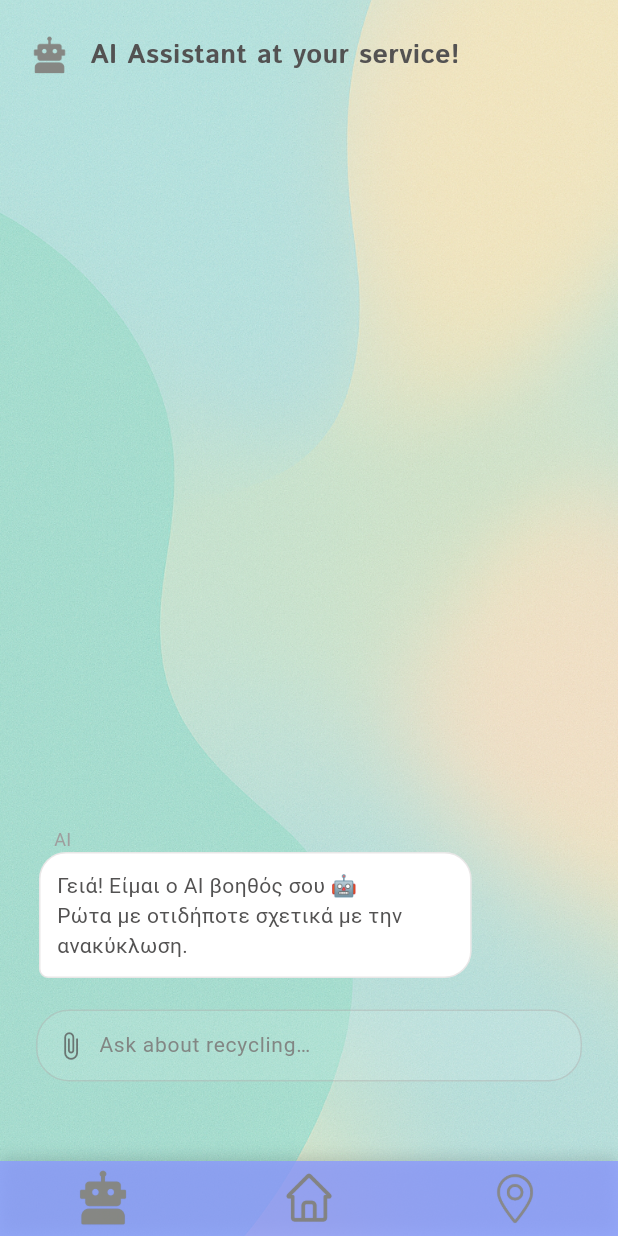
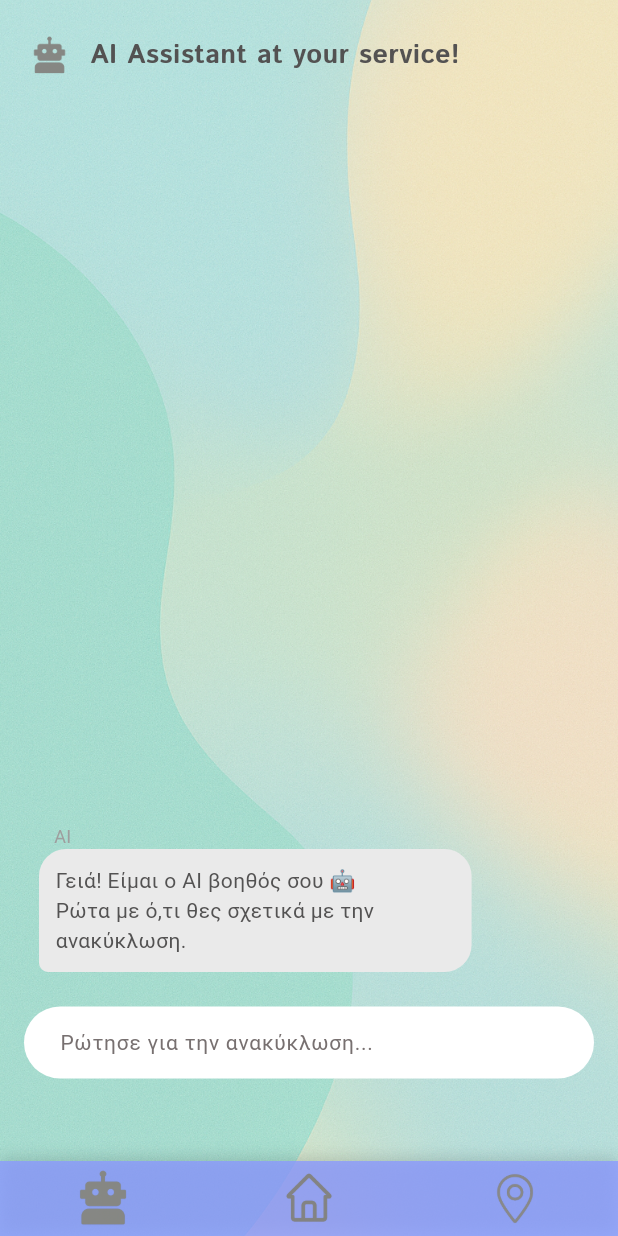
Before and after one commit to Ioannis-Ts/Sorted-Out-App, a Flutter app: the AiAssistantPage screen opened by its route, on a phone screen of 412 x 824 dp. Run offline on Flutter 3.47's test engine with Material 3 defaults, Android fonts, the phone set to English and light mode, and no system bars; drawn by our look-alikes of dash_chat_2; our stand-ins replace audioplayers, cloud_firestore, firebase_auth, firebase_core, geolocator, google_generative_ai and 3 more; missing offline and left inert: mobile_scanner; accounts and stored records are empty.

Commit message:
small changes....

```diff
--- a/lib/pages/ai_assistant_page.dart
+++ b/lib/pages/ai_assistant_page.dart
@@ -44,7 +44,7 @@ class _AiAssistantPageState extends State<AiAssistantPage> {
         user: _aiUser,
         createdAt: DateTime.now(),
         text:
-            "Γειά! Είμαι ο ΑΙ βοηθός σου 🤖\nΡώτα με οτιδήποτε σχετικά με την ανακύκλωση.",
+            "Γειά! Είμαι ο ΑΙ βοηθός σου 🤖\nΡώτα με ό,τι θες σχετικά με την ανακύκλωση.",
       ),
     );
 
@@ -155,10 +155,6 @@ CORE RULES:
   Widget build(BuildContext context) {
     final double navBarHeight = 90.0;
 
-    final botBubble = Colors.white;
-    final userBubble = AppColors.main.withValues(alpha: 0.1);
-    final inputFill = Colors.white.withValues(alpha: 0.1);
-
     return Scaffold(
       body: Stack(
         children: [
@@ -195,103 +191,93 @@ CORE RULES:
                       messageListOptions: const MessageListOptions(
                         showDateSeparator: false,
                       ),
+                      messageOptions: MessageOptions(
+                        showOtherUsersAvatar: false, // <--- ΑΥΤΟ ΚΡΥΒΕΙ ΤΟ "A"
+                        showCurrentUserAvatar: false, // <--- ΑΥΤΟ ΚΡΥΒΕΙ ΤΟ ΔΙΚΟ ΣΟΥ AVATAR
+                        textColor: AppColors.textMain,
+                        currentUserTextColor: AppColors.textMain,
+                        // Φτιάχνουμε τα συννεφάκια να φαίνονται ωραία και χωρίς avatars
+                        messageDecorationBuilder: (ChatMessage msg,
+                            ChatMessage? previous, ChatMessage? next) {
+                          final bool isMe = msg.user.id == _currentUser.id;
+                          return BoxDecoration(
+                            // Χρώματα: Κίτρινο για το AI, Αχνό μπλε/γκρι για τον χρήστη
+                            color: isMe
+                                ? AppColors.main.withOpacity(0.1)
+                                : AppColors.lightGrey,
+                            borderRadius: BorderRadius.only(
+                              topLeft: const Radius.circular(18),
+                              topRight: const Radius.circular(18),
+                              bottomLeft: Radius.circular(isMe ? 18 : 6),
+                              bottomRight: Radius.circular(isMe ? 6 : 18),
+                            ),
+                          );
+                        },
+                      ),
                       inputOptions: InputOptions(
                         inputTextStyle: TextStyle(
                           color: AppColors.textMain,
-                          fontSize: 14,
+                          fontSize: 16, // Λίγο μεγαλύτερα γράμματα για ευκολία
                         ),
+                        inputToolbarPadding: const EdgeInsets.symmetric(vertical: 10), // Αέρας πάνω-κάτω
+                        inputToolbarStyle: const BoxDecoration(
+                          color: Colors.transparent, // Διαφανές φόντο πίσω από την μπάρα
+                        ),
+                        // --- ΣΧΕΔΙΑΣΜΟΣ ΚΟΥΜΠΙΟΥ ΑΠΟΣΤΟΛΗΣ ---
                         sendButtonBuilder: (onSend) {
-                          return Padding(
-                            padding: const EdgeInsets.only(right: 6),
-                            child: InkWell(
-                              onTap: onSend,
-                              child: Icon(
-                                Icons.send_rounded,
-                                size: 20,
-                                color: AppColors.textMain,
-                              ),
+                          return Container(
+                            margin: const EdgeInsets.only(left: 10, right: 0),
+                            decoration: BoxDecoration(
+                              color: AppColors.main, // Χρώμα κουμπιού (το βασικό της εφαρμογής)
+                              shape: BoxShape.circle,
+                              boxShadow: [
+                                BoxShadow(
+                                  color: Colors.black.withOpacity(0.1),
+                                  blurRadius: 4,
+                                  offset: const Offset(0, 2),
+                                ),
+                              ],
+                            ),
+                            child: IconButton(
+                              icon: const Icon(Icons.send_rounded, size: 22, color: Colors.white),
+                              onPressed: onSend,
                             ),
                           );
                         },
+                        // --- ΣΧΕΔΙΑΣΜΟΣ ΠΕΔΙΟΥ ΚΕΙΜΕΝΟΥ ---
                         inputDecoration: InputDecoration(
-                          hintText: "Ask about recycling…",
+                          hintText: "Ρώτησε για την ανακύκλωση...",
                           hintStyle: TextStyle(
-                            color: AppColors.textMuted.withOpacity(0.8),
+                            color: AppColors.textMuted,
                             fontSize: 14,
                           ),
                           filled: true,
-                          fillColor: inputFill,
+                          fillColor: Colors.white, // Λευκό φόντο για να φαίνεται καθαρά
+                          isDense: true,
                           contentPadding: const EdgeInsets.symmetric(
-                            horizontal: 14,
-                            vertical: 10,
+                            horizontal: 20,
+                            vertical: 12,
                           ),
-                          prefixIcon: Padding(
-                            padding: const EdgeInsets.only(left: 8),
-                            child: Icon(
-                              Icons.attach_file,
-                              size: 20,
-                              color: AppColors.textMain.withOpacity(0.75),
-                            ),
-                          ),
-                          prefixIconConstraints: const BoxConstraints(
-                            minWidth: 38,
-                            minHeight: 38,
-                          ),
+                          // Αφαιρέθηκε το prefixIcon (ο συνδετήρας) από εδώ
                           border: OutlineInputBorder(
-                            borderRadius: BorderRadius.circular(22),
-                            borderSide: BorderSide(
-                              color: AppColors.outline.withOpacity(0.35),
-                              width: 1,
-                            ),
+                            borderRadius: BorderRadius.circular(30), // Οβάλ σχήμα
+                            borderSide: BorderSide.none, // Χωρίς περίγραμμα (πιο καθαρό)
                           ),
                           enabledBorder: OutlineInputBorder(
-                            borderRadius: BorderRadius.circular(22),
-                            borderSide: BorderSide(
-                              color: AppColors.outline.withOpacity(0.35),
-                              width: 1,
-                            ),
+                            borderRadius: BorderRadius.circular(30),
+                            borderSide: BorderSide.none,
                           ),
                           focusedBorder: OutlineInputBorder(
-                            borderRadius: BorderRadius.circular(22),
-                            borderSide: BorderSide(
-                              color: AppColors.outline.withOpacity(0.65),
-                              width: 1.2,
+                            borderRadius: BorderRadius.circular(30),
+                            borderSide: const BorderSide(
+                              color: AppColors.main, // Λεπτό περίγραμμα όταν γράφεις
+                              width: 1.5,
                             ),
                           ),
                         ),
-                        inputToolbarStyle: const BoxDecoration(
-                          color: Colors.transparent,
-                        ),
-                      ),
-                      messageOptions: MessageOptions(
-                        showOtherUsersAvatar: false,
-                        showCurrentUserAvatar: false,
-                        textColor: AppColors.textMain,
-                        currentUserTextColor: AppColors.textMain,
-                        messageDecorationBuilder:
-                            (
-                            ChatMessage msg,
-                            ChatMessage? previous,
-                            ChatMessage? next,
-                            ) {
-                              final bool isMe = msg.user.id == _currentUser.id;
-                              return BoxDecoration(
-                                color: isMe ? userBubble : botBubble,
-                                borderRadius: BorderRadius.only(
-                                  topLeft: const Radius.circular(18),
-                                  topRight: const Radius.circular(18),
-                                  bottomLeft: Radius.circular(isMe ? 18 : 6),
-                                  bottomRight: Radius.circular(isMe ? 6 : 18),
-                                ),
-                                border: Border.all(
-                                  color: AppColors.outline.withOpacity(0.25),
-                                  width: 1,
-                                ),
-                              );
-                            },
                       ),
                     ),
-                  ),
+                  )
                 ],
               ),
             ),
```
